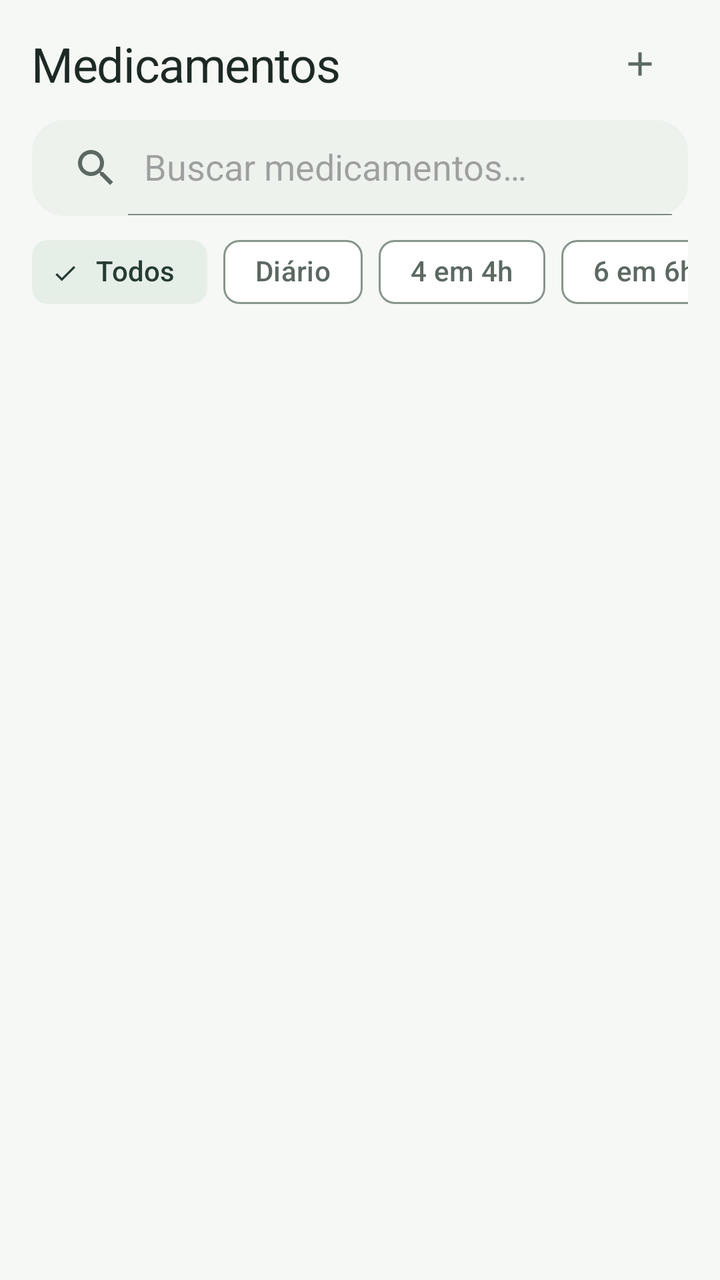
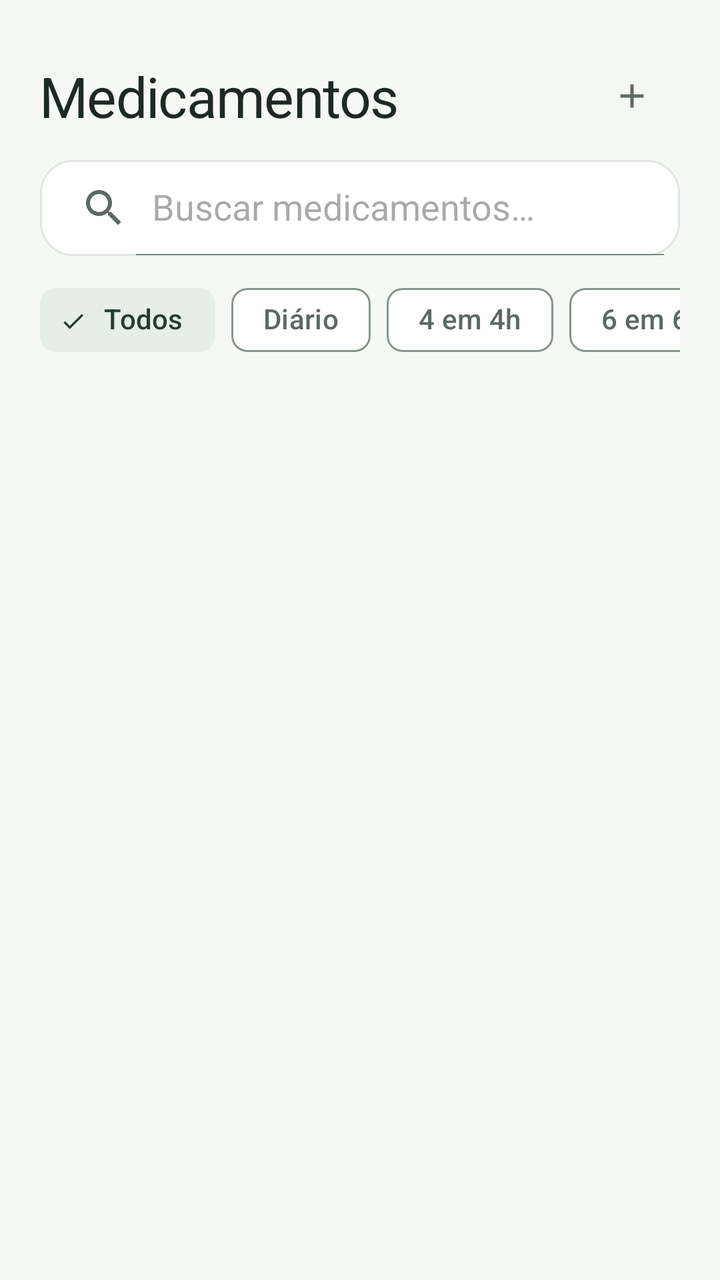

The first picture is an Android layout as it rendered before a commit; the second is the same layout after the commit. The layout source and the unified diff follow.
<!-- AndroidManifest.xml: application theme Theme.DoseCerta -->
<!-- res/layout/fragment_medications.xml -->
<?xml version="1.0" encoding="utf-8"?>
<androidx.coordinatorlayout.widget.CoordinatorLayout xmlns:android="http://schemas.android.com/apk/res/android" xmlns:app="http://schemas.android.com/apk/res-auto"
    android:layout_width="match_parent" android:layout_height="match_parent" android:background="?android:attr/colorBackground">
    <LinearLayout android:layout_width="match_parent" android:layout_height="match_parent" android:orientation="vertical"
        android:paddingHorizontal="@dimen/ui_page_padding" android:paddingTop="8dp">
        <LinearLayout android:layout_width="match_parent" android:layout_height="wrap_content" android:orientation="horizontal" android:gravity="center_vertical" android:layout_marginBottom="4dp">
            <TextView android:layout_width="0dp" android:layout_weight="1" android:layout_height="wrap_content" android:text="@string/nav_medications"
                android:textAppearance="@style/TextAppearance.DoseCerta.Headline" android:maxLines="1" android:ellipsize="end" android:accessibilityHeading="true" />
            <com.google.android.material.button.MaterialButton android:id="@+id/fab_add" style="@style/Widget.DoseCerta.IconButton"
                android:layout_width="48dp" android:layout_height="48dp" android:contentDescription="@string/cd_add_medication" app:icon="@drawable/ic_add" />
        </LinearLayout>
        <androidx.appcompat.widget.SearchView android:id="@+id/search_view" android:layout_width="match_parent" android:layout_height="wrap_content"
            android:minHeight="48dp" android:background="@drawable/search_background" app:iconifiedByDefault="false" app:queryHint="@string/medications_search_hint" />
        <HorizontalScrollView android:layout_width="match_parent" android:layout_height="wrap_content" android:layout_marginTop="4dp" android:layout_marginBottom="4dp"
            android:scrollbars="none" android:clipToPadding="false">
            <com.google.android.material.chip.ChipGroup android:layout_width="wrap_content" android:layout_height="wrap_content" app:singleSelection="true" app:singleLine="true"
                app:selectionRequired="true" app:chipSpacingHorizontal="8dp">
                <com.google.android.material.chip.Chip android:id="@+id/chip_all" style="@style/Widget.DoseCerta.Chip" android:layout_width="wrap_content" android:layout_height="wrap_content" android:checked="true" android:text="@string/medications_filter_all" />
                <com.google.android.material.chip.Chip android:id="@+id/chip_daily" style="@style/Widget.DoseCerta.Chip" android:layout_width="wrap_content" android:layout_height="wrap_content" android:text="@string/medications_filter_daily" />
                <com.google.android.material.chip.Chip android:id="@+id/chip_every_4_hours" style="@style/Widget.DoseCerta.Chip" android:layout_width="wrap_content" android:layout_height="wrap_content" android:text="@string/medications_filter_every_4_hours" />
                <com.google.android.material.chip.Chip android:id="@+id/chip_every_6_hours" style="@style/Widget.DoseCerta.Chip" android:layout_width="wrap_content" android:layout_height="wrap_content" android:text="@string/medications_filter_every_6_hours" />
                <com.google.android.material.chip.Chip android:id="@+id/chip_every_8_hours" style="@style/Widget.DoseCerta.Chip" android:layout_width="wrap_content" android:layout_height="wrap_content" android:text="@string/medications_filter_every_8_hours" />
                <com.google.android.material.chip.Chip android:id="@+id/chip_every_12_hours" style="@style/Widget.DoseCerta.Chip" android:layout_width="wrap_content" android:layout_height="wrap_content" android:text="@string/medications_filter_every_12_hours" />
                <com.google.android.material.chip.Chip android:id="@+id/chip_weekly" style="@style/Widget.DoseCerta.Chip" android:layout_width="wrap_content" android:layout_height="wrap_content" android:text="@string/ui_weekly" />
                <com.google.android.material.chip.Chip android:id="@+id/chip_monthly" style="@style/Widget.DoseCerta.Chip" android:layout_width="wrap_content" android:layout_height="wrap_content" android:text="@string/ui_monthly" />
                <com.google.android.material.chip.Chip android:id="@+id/chip_selected_days" style="@style/Widget.DoseCerta.Chip" android:layout_width="wrap_content" android:layout_height="wrap_content" android:text="@string/ui_specific_days" />
                <com.google.android.material.chip.Chip android:id="@+id/chip_as_needed" style="@style/Widget.DoseCerta.Chip" android:layout_width="wrap_content" android:layout_height="wrap_content" android:text="@string/medications_filter_as_needed" />
            </com.google.android.material.chip.ChipGroup>
        </HorizontalScrollView>
        <androidx.recyclerview.widget.RecyclerView android:id="@+id/recycler_medications" android:layout_width="match_parent" android:layout_height="0dp"
            android:layout_weight="1" android:paddingBottom="16dp" android:clipToPadding="false" />
        <TextView android:id="@+id/text_empty" android:layout_width="match_parent" android:layout_height="0dp" android:layout_weight="1" android:gravity="center"
            android:padding="24dp" android:text="@string/medications_empty" android:textAppearance="@style/TextAppearance.DoseCerta.Body" android:visibility="gone" />
    </LinearLayout>

</androidx.coordinatorlayout.widget.CoordinatorLayout>
<!-- resources referenced by this layout -->
<resources>
  <dimen name="ui_page_padding">16dp</dimen>
  <!-- drawable search_background (drawable) -->
  <shape xmlns:android="http://schemas.android.com/apk/res/android"
      android:shape="rectangle">
      <solid android:color="?attr/colorSurfaceContainer" />
      <corners android:radius="16dp" />
  </shape>
  <string name="ui_monthly">Mensal</string>
  <string name="ui_weekly">Semanal</string>
  <style name="TextAppearance.DoseCerta.Body" parent="TextAppearance.Material3.BodyMedium">
          <item name="android:textColor">?attr/colorOnSurfaceVariant</item>
      </style>
  <style name="TextAppearance.DoseCerta.Headline" parent="TextAppearance.Material3.HeadlineMedium">
          <item name="android:textSize">24sp</item>
          <item name="android:textColor">?attr/colorOnSurface</item>
          <item name="android:fontFamily">sans-serif-medium</item>
          <item name="android:letterSpacing">-0.02</item>
      </style>
  <color name="ui_primary">#25685B</color>
  <color name="ui_secondary">#53685F</color>
  <color name="ui_tertiary">#486580</color>
  <color name="ui_error">#AD393A</color>
  <color name="ui_on_error">#FFFFFF</color>
  <color name="ui_surface">#FFFFFF</color>
  <color name="ui_outline">#87958B</color>
  <style name="Widget.DoseCerta.Button" parent="Widget.Material3.Button">
          <item name="android:minHeight">48dp</item>
          <item name="android:textAllCaps">false</item>
          <item name="cornerRadius">24dp</item>
      </style>
  <style name="Widget.DoseCerta.CardView" parent="Widget.Material3.CardView.Outlined">
          <item name="cardBackgroundColor">?attr/colorSurface</item>
          <item name="cardCornerRadius">16dp</item>
          <item name="cardElevation">0dp</item>
          <item name="strokeColor">?attr/colorOutlineVariant</item>
          <item name="strokeWidth">1dp</item>
      </style>
  <style name="Widget.DoseCerta.TextInput" parent="Widget.Material3.TextInputLayout.OutlinedBox">
          <item name="boxCornerRadiusTopStart">12dp</item>
          <item name="boxCornerRadiusTopEnd">12dp</item>
          <item name="boxCornerRadiusBottomStart">12dp</item>
          <item name="boxCornerRadiusBottomEnd">12dp</item>
          <item name="boxBackgroundColor">?attr/colorSurface</item>
          <item name="boxStrokeColor">@color/ui_input_stroke</item>
      </style>
  <style name="ShapeAppearance.DoseCerta.SmallComponent" parent="ShapeAppearance.Material3.SmallComponent">
          <item name="cornerSize">12dp</item>
      </style>
  <style name="ShapeAppearance.DoseCerta.MediumComponent" parent="ShapeAppearance.Material3.MediumComponent">
          <item name="cornerSize">16dp</item>
      </style>
  <!-- unchanged entries left out for length: 36 -->
</resources>

<!-- the commit's change to res/layout/fragment_medications.xml (unified diff, before → after) -->
@@ -2,16 +2,16 @@
 <androidx.coordinatorlayout.widget.CoordinatorLayout xmlns:android="http://schemas.android.com/apk/res/android" xmlns:app="http://schemas.android.com/apk/res-auto"
     android:layout_width="match_parent" android:layout_height="match_parent" android:background="?android:attr/colorBackground">
     <LinearLayout android:layout_width="match_parent" android:layout_height="match_parent" android:orientation="vertical"
-        android:paddingHorizontal="@dimen/ui_page_padding" android:paddingTop="8dp">
-        <LinearLayout android:layout_width="match_parent" android:layout_height="wrap_content" android:orientation="horizontal" android:gravity="center_vertical" android:layout_marginBottom="4dp">
+        android:paddingHorizontal="@dimen/ui_page_padding" android:paddingTop="@dimen/ui_page_top">
+        <LinearLayout android:layout_width="match_parent" android:layout_height="wrap_content" android:orientation="horizontal" android:gravity="center_vertical" android:layout_marginBottom="8dp">
             <TextView android:layout_width="0dp" android:layout_weight="1" android:layout_height="wrap_content" android:text="@string/nav_medications"
-                android:textAppearance="@style/TextAppearance.DoseCerta.Headline" android:maxLines="1" android:ellipsize="end" android:accessibilityHeading="true" />
+                android:textAppearance="@style/TextAppearance.DoseCerta.Headline" android:layout_marginEnd="12dp" android:accessibilityHeading="true" />
             <com.google.android.material.button.MaterialButton android:id="@+id/fab_add" style="@style/Widget.DoseCerta.IconButton"
                 android:layout_width="48dp" android:layout_height="48dp" android:contentDescription="@string/cd_add_medication" app:icon="@drawable/ic_add" />
         </LinearLayout>
         <androidx.appcompat.widget.SearchView android:id="@+id/search_view" android:layout_width="match_parent" android:layout_height="wrap_content"
-            android:minHeight="48dp" android:background="@drawable/search_background" app:iconifiedByDefault="false" app:queryHint="@string/medications_search_hint" />
-        <HorizontalScrollView android:layout_width="match_parent" android:layout_height="wrap_content" android:layout_marginTop="4dp" android:layout_marginBottom="4dp"
+            android:minHeight="48dp" android:background="@drawable/content_search_background" app:iconifiedByDefault="false" app:queryHint="@string/medications_search_hint" />
+        <HorizontalScrollView android:layout_width="match_parent" android:layout_height="wrap_content" android:layout_marginTop="8dp" android:layout_marginBottom="4dp"
             android:scrollbars="none" android:clipToPadding="false">
             <com.google.android.material.chip.ChipGroup android:layout_width="wrap_content" android:layout_height="wrap_content" app:singleSelection="true" app:singleLine="true"
                 app:selectionRequired="true" app:chipSpacingHorizontal="8dp">
@@ -28,9 +28,10 @@
             </com.google.android.material.chip.ChipGroup>
         </HorizontalScrollView>
         <androidx.recyclerview.widget.RecyclerView android:id="@+id/recycler_medications" android:layout_width="match_parent" android:layout_height="0dp"
-            android:layout_weight="1" android:paddingBottom="16dp" android:clipToPadding="false" />
+            android:layout_weight="1" android:paddingBottom="@dimen/ui_page_bottom" android:clipToPadding="false" />
         <TextView android:id="@+id/text_empty" android:layout_width="match_parent" android:layout_height="0dp" android:layout_weight="1" android:gravity="center"
-            android:padding="24dp" android:text="@string/medications_empty" android:textAppearance="@style/TextAppearance.DoseCerta.Body" android:visibility="gone" />
+            android:layout_marginBottom="@dimen/ui_page_bottom" android:background="@drawable/content_empty_background"
+            android:padding="@dimen/ui_content_padding" android:text="@string/medications_empty" android:textAppearance="@style/TextAppearance.DoseCerta.Body" android:visibility="gone" />
     </LinearLayout>
 
 </androidx.coordinatorlayout.widget.CoordinatorLayout>
<!-- resource entries referenced after the edit -->
@@ -1,22 +1,36 @@
 <!-- resources referenced by this layout -->
 <resources>
-  <dimen name="ui_page_padding">16dp</dimen>
-  <!-- drawable search_background (drawable) -->
-  <shape xmlns:android="http://schemas.android.com/apk/res/android"
-      android:shape="rectangle">
-      <solid android:color="?attr/colorSurfaceContainer" />
+  <dimen name="ui_content_padding">20dp</dimen>
+  <dimen name="ui_page_bottom">28dp</dimen>
+  <dimen name="ui_page_padding">20dp</dimen>
+  <dimen name="ui_page_top">24dp</dimen>
+  <!-- drawable content_empty_background (drawable) -->
+  <?xml version="1.0" encoding="utf-8"?>
+  <shape xmlns:android="http://schemas.android.com/apk/res/android">
+      <solid android:color="?attr/colorSurface" />
+      <stroke android:width="1dp" android:color="?attr/colorOutlineVariant" />
+      <corners android:radius="22dp" />
+  </shape>
+  <!-- drawable content_search_background (drawable) -->
+  <?xml version="1.0" encoding="utf-8"?>
+  <shape xmlns:android="http://schemas.android.com/apk/res/android">
+      <solid android:color="?attr/colorSurface" />
+      <stroke android:width="1dp" android:color="?attr/colorOutlineVariant" />
       <corners android:radius="16dp" />
   </shape>
   <string name="ui_monthly">Mensal</string>
   <string name="ui_weekly">Semanal</string>
   <style name="TextAppearance.DoseCerta.Body" parent="TextAppearance.Material3.BodyMedium">
           <item name="android:textColor">?attr/colorOnSurfaceVariant</item>
+          <item name="android:textSize">14sp</item>
+          <item name="android:lineSpacingExtra">3dp</item>
       </style>
   <style name="TextAppearance.DoseCerta.Headline" parent="TextAppearance.Material3.HeadlineMedium">
-          <item name="android:textSize">24sp</item>
+          <item name="android:textSize">28sp</item>
           <item name="android:textColor">?attr/colorOnSurface</item>
           <item name="android:fontFamily">sans-serif-medium</item>
           <item name="android:letterSpacing">-0.02</item>
+          <item name="android:includeFontPadding">false</item>
       </style>
   <color name="ui_primary">#25685B</color>
   <color name="ui_secondary">#53685F</color>
@@ -28,29 +42,39 @@
   <style name="Widget.DoseCerta.Button" parent="Widget.Material3.Button">
           <item name="android:minHeight">48dp</item>
           <item name="android:textAllCaps">false</item>
-          <item name="cornerRadius">24dp</item>
+          <item name="cornerRadius">@dimen/button_corner_radius</item>
+          <item name="android:textAppearance">@style/TextAppearance.DoseCerta.Action</item>
+          <item name="android:paddingTop">12dp</item>
+          <item name="android:paddingBottom">12dp</item>
       </style>
   <style name="Widget.DoseCerta.CardView" parent="Widget.Material3.CardView.Outlined">
           <item name="cardBackgroundColor">?attr/colorSurface</item>
-          <item name="cardCornerRadius">16dp</item>
+          <item name="cardCornerRadius">@dimen/card_corner_radius</item>
           <item name="cardElevation">0dp</item>
           <item name="strokeColor">?attr/colorOutlineVariant</item>
           <item name="strokeWidth">1dp</item>
       </style>
   <style name="Widget.DoseCerta.TextInput" parent="Widget.Material3.TextInputLayout.OutlinedBox">
-          <item name="boxCornerRadiusTopStart">12dp</item>
-          <item name="boxCornerRadiusTopEnd">12dp</item>
-          <item name="boxCornerRadiusBottomStart">12dp</item>
-          <item name="boxCornerRadiusBottomEnd">12dp</item>
+          <item name="boxCornerRadiusTopStart">16dp</item>
+          <item name="boxCornerRadiusTopEnd">16dp</item>
+          <item name="boxCornerRadiusBottomStart">16dp</item>
+          <item name="boxCornerRadiusBottomEnd">16dp</item>
           <item name="boxBackgroundColor">?attr/colorSurface</item>
           <item name="boxStrokeColor">@color/ui_input_stroke</item>
       </style>
   <style name="ShapeAppearance.DoseCerta.SmallComponent" parent="ShapeAppearance.Material3.SmallComponent">
-          <item name="cornerSize">12dp</item>
+          <item name="cornerSize">16dp</item>
       </style>
   <style name="ShapeAppearance.DoseCerta.MediumComponent" parent="ShapeAppearance.Material3.MediumComponent">
-          <item name="cornerSize">16dp</item>
+          <item name="cornerSize">@dimen/card_corner_radius</item>
       </style>
+  <dimen name="button_corner_radius">16dp</dimen>
+  <style name="TextAppearance.DoseCerta.Action" parent="TextAppearance.Material3.LabelLarge">
+          <item name="android:fontFamily">sans-serif-medium</item>
+          <item name="android:textSize">14sp</item>
+          <item name="android:letterSpacing">0</item>
+      </style>
+  <dimen name="card_corner_radius">22dp</dimen>
   <!-- unchanged entries left out for length: 36 -->
 </resources>
 
